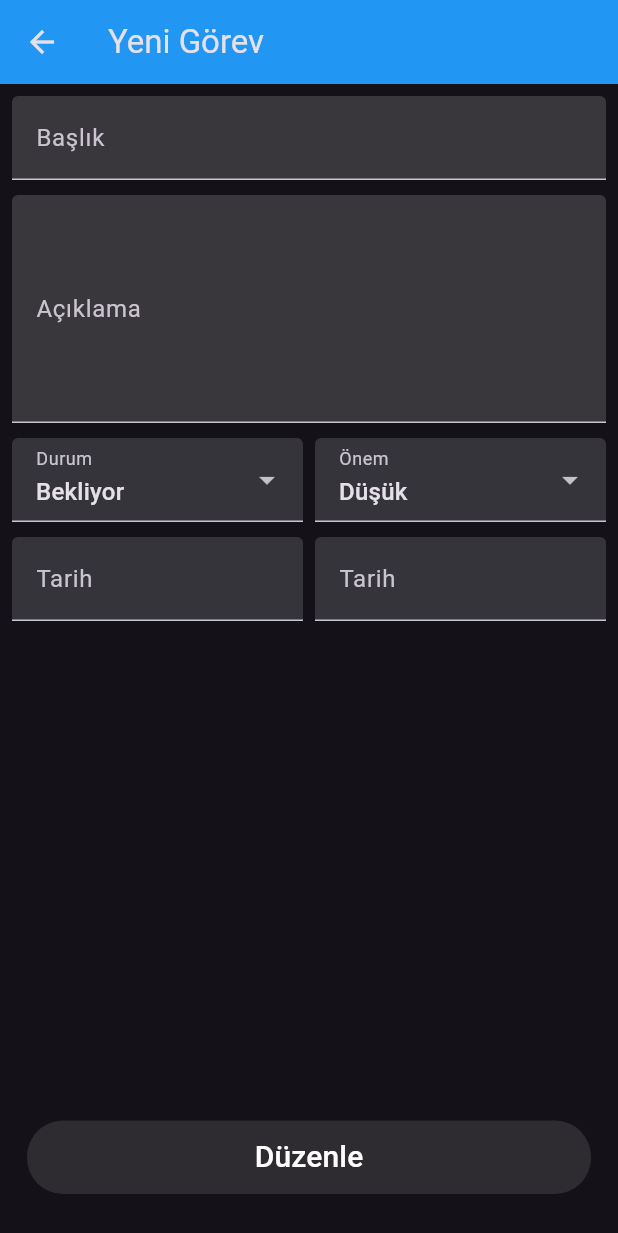
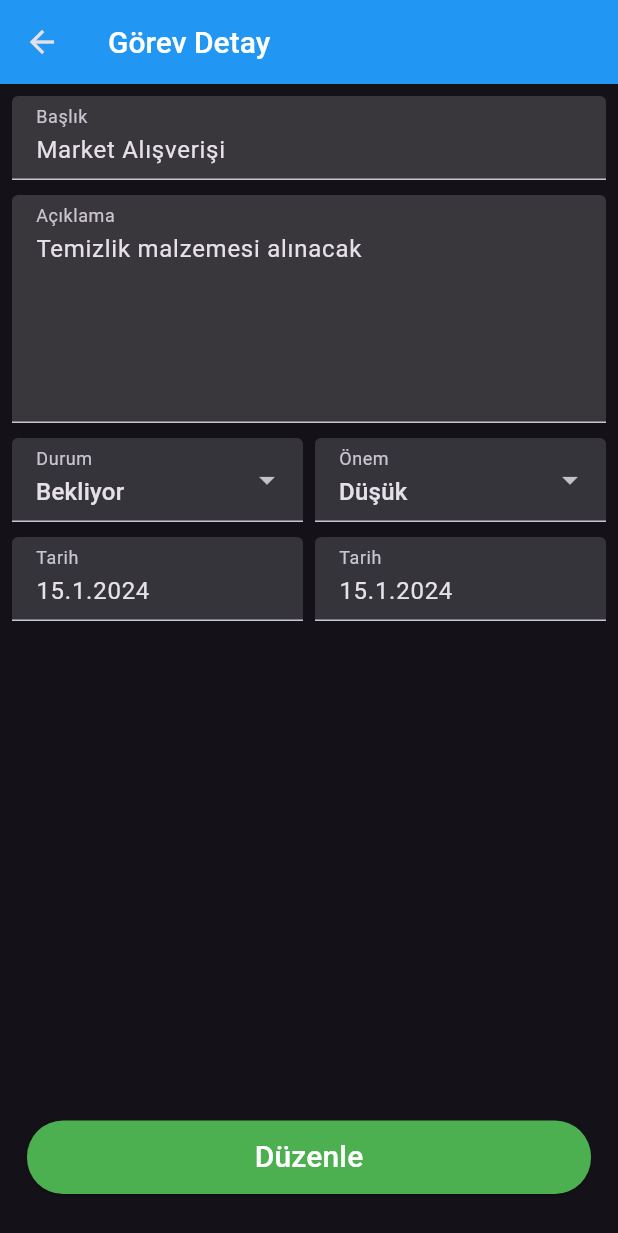
Before and after one commit to nrgncorp/To-Do-App-Flutter, a Flutter app: the screen it shows after launch, after a tap on "Market Alışverişi", on a phone screen of 412 x 824 dp. Shown: the top 1233 px of the screen. Run offline on Flutter 3.47's test engine with Material 3 defaults, Android fonts, the phone set to English and light mode, and no system bars.

```diff
--- a/lib/app/list_view.dart
+++ b/lib/app/list_view.dart
@@ -62,8 +62,8 @@ class _ToDoListViewState extends State<ToDoListView> {
                     importanceId: items[index].importance,
                     importance:
                         itemImportance[items[index].importance - 1].label,
-                    endDate: items[index].endDate,
-                    startDate: items[index].startDate,
+                    // endDate: items[index].endDate,
+                    // startDate: items[index].startDate,
                   ),
                 );
               },
@@ -98,8 +98,8 @@ class ListItem extends StatelessWidget {
     required this.status,
     required this.importanceId,
     required this.importance,
-    required this.startDate,
-    required this.endDate,
+    // required this.startDate,
+    // required this.endDate,
   });
 
   final int id;
@@ -108,8 +108,8 @@ class ListItem extends StatelessWidget {
   final int status;
   final int importanceId;
   final String importance;
-  final DateTime startDate;
-  final DateTime endDate;
+  // final DateTime startDate;
+  // final DateTime endDate;
 
   @override
   Widget build(BuildContext context) {
@@ -122,14 +122,7 @@ class ListItem extends StatelessWidget {
       onTap: () async {
         await Navigator.of(context).push(
           MaterialPageRoute(
-            builder: (context) => AddTodoView(
-              isEdit: true,
-              id: id,
-              title: title,
-              subTitle: subTitle,
-              status: status,
-              importanceId: importanceId,
-            ),
+            builder: (context) => AddTodoView(isEdit: true, id: id),
           ),
         );
 
--- a/lib/app/screens/add_todo_view.dart
+++ b/lib/app/screens/add_todo_view.dart
@@ -4,21 +4,9 @@ import 'package:hardware_andro_kurs/app/stores/todo_store.dart';
 import 'package:provider/provider.dart';
 
 class AddTodoView extends StatefulWidget {
-  const AddTodoView({
-    super.key,
-    this.isEdit = false,
-    this.id = 0,
-    this.title = '',
-    this.subTitle = '',
-    this.status = 1,
-    this.importanceId = 1,
-  });
+  const AddTodoView({super.key, this.isEdit = false, this.id = 0});
   final bool isEdit;
   final int id;
-  final String title;
-  final String subTitle;
-  final int status;
-  final int importanceId;
 
   @override
   State<AddTodoView> createState() => _AddTodoViewState();
@@ -29,8 +17,8 @@ class _AddTodoViewState extends State<AddTodoView> {
   Importance? selectedImportance;
   DateTime? selectedStartDate;
   DateTime? selectedEndDate;
-  final TextEditingController titleController = TextEditingController();
-  final TextEditingController descriptionController = TextEditingController();
+  TextEditingController titleController = TextEditingController();
+  TextEditingController descriptionController = TextEditingController();
   final _formKey = GlobalKey<FormState>();
   bool get isFormValid {
     return titleController.text.trim().isNotEmpty &&
@@ -47,17 +35,20 @@ class _AddTodoViewState extends State<AddTodoView> {
     final itemStatus = todoStore.itemStatus;
     final itemImportance = todoStore.itemImportance;
     if (widget.isEdit) {
-      if (itemStatus.isNotEmpty) {
-        selectedStatus = itemStatus.firstWhere(
-          (s) => s.id == widget.status,
-          orElse: () => itemStatus.first,
+      final todoItem = todoStore.getTodoById(widget.id);
+
+      if (todoItem != null) {
+        titleController.text = todoItem.title;
+        descriptionController.text = todoItem.subTitle;
+
+        selectedStatus = itemStatus.firstWhere((s) => s.id == todoItem.status);
+
+        selectedImportance = itemImportance.firstWhere(
+          (i) => i.id == todoItem.importance,
         );
-      }
-      if (itemImportance.isNotEmpty) {
-        selectedImportance = itemImportance.firstWhere(
-          (i) => i.id == widget.importanceId,
-          orElse: () => itemImportance.first,
-        );
+
+        selectedStartDate = todoItem.startDate;
+        selectedEndDate = todoItem.endDate;
       }
     } else {
       if (itemStatus.isNotEmpty && selectedStatus == null) {
@@ -75,7 +66,11 @@ class _AddTodoViewState extends State<AddTodoView> {
       fontSize: 20,
     );
     return Scaffold(
-      appBar: AppBar(title: Text('Yeni Görev')),
+      appBar: AppBar(
+        title: widget.isEdit
+            ? const Text('Görev Detay', style: buttonTextStyle)
+            : const Text('Yeni Görev', style: buttonTextStyle),
+      ),
       body: Padding(
         padding: const EdgeInsets.all(8.0),
         child: Row(
--- a/lib/app/stores/todo_store.dart
+++ b/lib/app/stores/todo_store.dart
@@ -110,6 +110,14 @@ class TodoStore extends ChangeNotifier {
   List<Status> get itemStatus => List.unmodifiable(_itemStatus);
   List<Importance> get itemImportance => List.unmodifiable(_itemImportance);
 
+  Todo? getTodoById(int id) {
+    try {
+      return _todos.firstWhere((todo) => todo.id == id);
+    } catch (e) {
+      return null;
+    }
+  }
+
   void addJob(
     String title,
     String subTitle,
```
